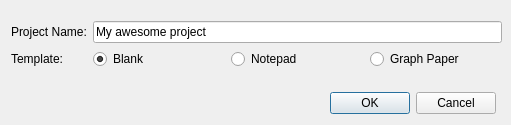
Above: newproject.ui from MRSalomao/LA-Editor before the change. Below: the same form after it.
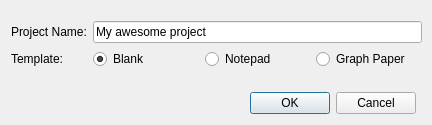
That is the form after the change.

```diff
--- a/newproject.ui
+++ b/newproject.ui
@@ -6,7 +6,7 @@
    <rect>
     <x>0</x>
     <y>0</y>
-    <width>511</width>
+    <width>432</width>
     <height>125</height>
    </rect>
   </property>
@@ -16,7 +16,7 @@
   <widget class="QDialogButtonBox" name="buttonBox">
    <property name="geometry">
     <rect>
-     <x>320</x>
+     <x>240</x>
      <y>90</y>
      <width>176</width>
      <height>27</height>
@@ -26,12 +26,12 @@
     <set>QDialogButtonBox::Cancel|QDialogButtonBox::Ok</set>
    </property>
   </widget>
-  <widget class="QWidget" name="">
+  <widget class="QWidget" name="layoutWidget">
    <property name="geometry">
     <rect>
      <x>11</x>
      <y>21</y>
-     <width>491</width>
+     <width>411</width>
      <height>61</height>
     </rect>
    </property>
```
